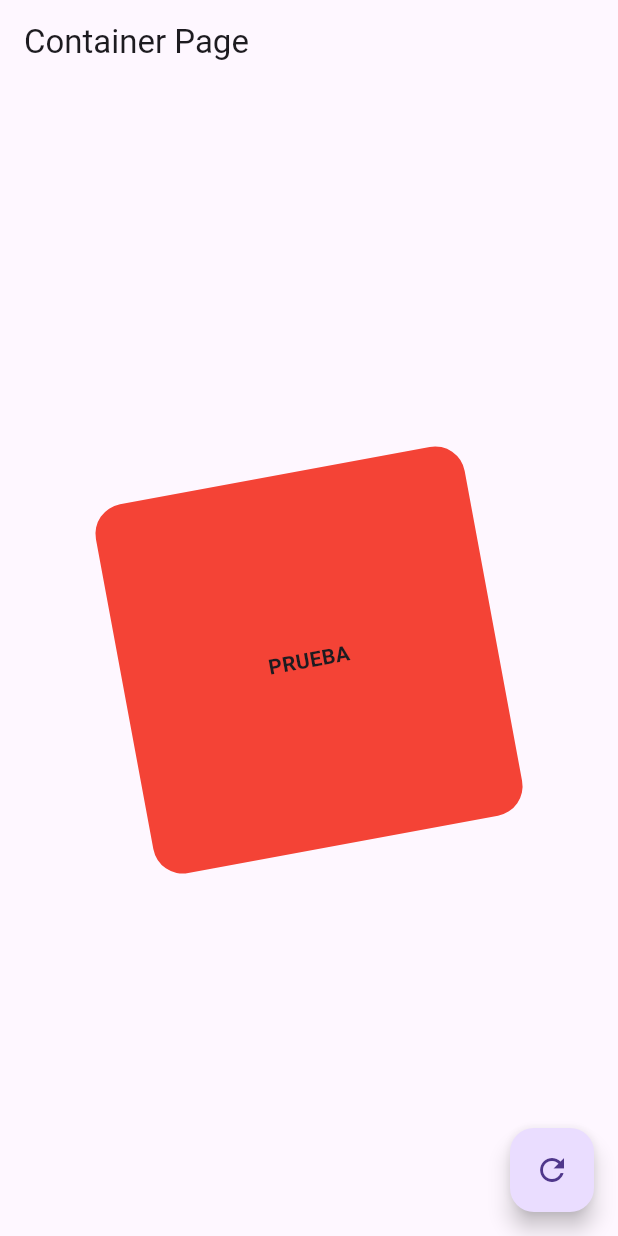
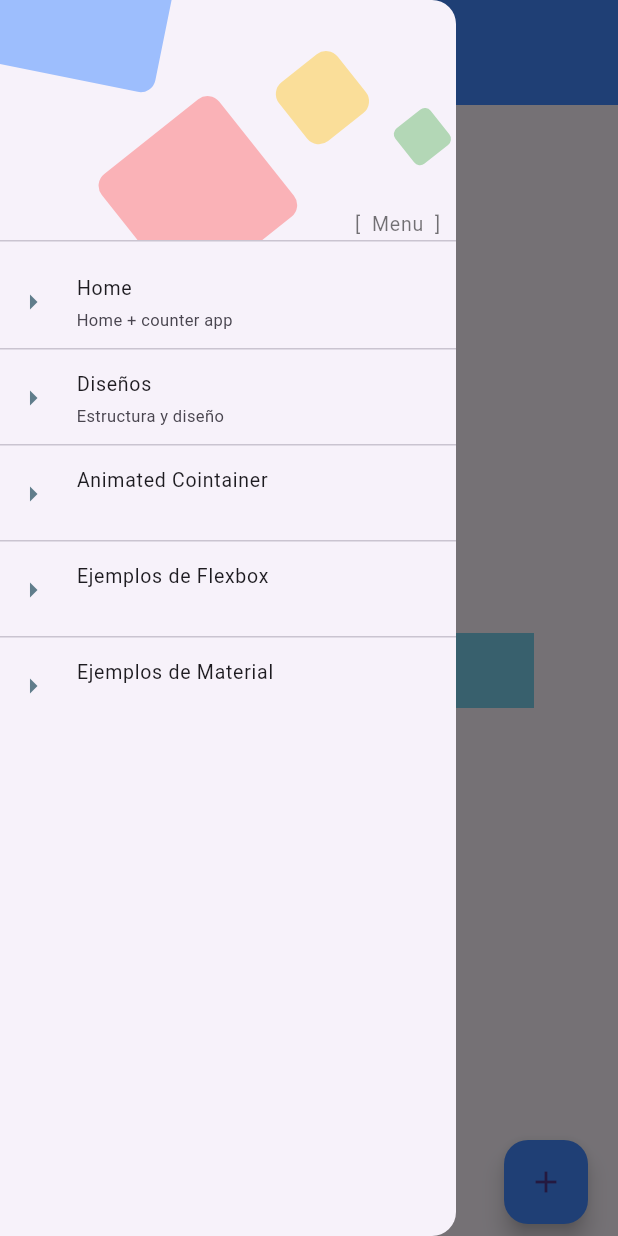
Before and after one commit to sganan81/flutter_guide_2025, a Flutter app: the screen it shows after launch, with the side drawer open (before the commit the screen has no drawer), on a phone screen of 412 x 824 dp. Run offline on Flutter 3.47's test engine with Material 3 defaults, Android fonts, the phone set to English and light mode, and no system bars; Roboto replaces fonts that are missing (FuzzyBubbles, RobotoMono).

Commit message:
drawer menu y index screens

```diff
--- a/lib/main.dart
+++ b/lib/main.dart
@@ -1,8 +1,5 @@
 import 'package:flutter/material.dart';
-import 'package:flutter_guide_2025/screens/design_screen.dart';
-import 'package:flutter_guide_2025/screens/flexbox_screen.dart';
-import 'package:flutter_guide_2025/screens/material_screen.dart';
-import 'package:flutter_guide_2025/screens/animated_container.dart';
+import 'package:flutter_guide_2025/screens/screens.dart';
 
 void main() {
   runApp(MyApp());
@@ -15,8 +12,15 @@ class MyApp extends StatelessWidget {
   Widget build(BuildContext context) {
     return MaterialApp(
       title: 'Mi primera APP',
-      home: AnimatedContainerScreen(),
       theme: ThemeData.light(),
+      routes: {
+        'home': (BuildContext context) => HomePage(),
+        'design': (BuildContext context) => DesignScreen(),
+        'flexbox': (BuildContext context) => FlexboxScreen(),
+        'animated': (BuildContext context) => AnimatedContainerScreen(),
+        'material': (BuildContext context) => MaterialScreen(),
+      },
+      initialRoute: 'home',
       debugShowCheckedModeBanner: false,
     );
   }
--- a/lib/screens/home_screen.dart
+++ b/lib/screens/home_screen.dart
@@ -1,4 +1,5 @@
 import 'package:flutter/material.dart';
+import 'package:flutter_guide_2025/widgets/drawer_menu.dart';
 
 class HomePage extends StatefulWidget {
   const HomePage({super.key});
@@ -12,48 +13,24 @@ class _HomePageState extends State<HomePage> {
   int _counter = 0;
   Widget build(BuildContext context) {
     return Scaffold(
+      drawer: DrawerMenu(),
       appBar: AppBar(
         title: Text('Hola mundo'),
         backgroundColor: Colors.blueAccent,
-        leading: GestureDetector(
-          child: Icon(Icons.menu),
-          onTap: () => print('click menu'),
-        ),
         leadingWidth: 50,
         centerTitle: true,
         toolbarHeight: 70,
-        actions: [
-          Padding(padding: const EdgeInsets.all(8.0), child: Icon(Icons.add)),
-        ],
       ),
       body: Center(
         child: Container(
-          color: Colors.grey,
+          color: const Color.fromARGB(255, 123, 209, 238),
           width: 300,
-          child: Column(
-            mainAxisAlignment: MainAxisAlignment.center,
-            crossAxisAlignment: CrossAxisAlignment.center,
-            children: [
-              Text(
-                'Cantidad de clicks: $_counter',
-                style: TextStyle(color: Colors.black),
-              ),
-              Text('Cantidad de clicks: $_counter'),
-              Text('Cantidad de clicks: $_counter'),
-              Text('Cantidad de clicks: $_counter'),
-              Text('Cantidad de clicks: $_counter'),
-              Text('Cantidad de clicks: $_counter'),
-              Text('Cantidad de clicks: $_counter'),
-              Text('Cantidad de clicks: $_counter'),
-              Text('Cantidad de clicks: $_counter'),
-              Text('Cantidad de clicks: $_counter'),
-              Text('Cantidad de clicks: $_counter'),
-              Text('Cantidad de clicks: $_counter'),
-              Text('Cantidad de clicks: $_counter'),
-              Text('Cantidad de clicks: $_counter'),
-              Text('Cantidad de clicks: $_counter'),
-              Text('Cantidad de clicks: $_counter'),
-            ],
+          height: 50,
+          alignment: Alignment.center,
+          child: Text(
+            'Cantidad de clicks: $_counter',
+            textAlign: TextAlign.center,
+            style: TextStyle(color: Colors.black),
           ),
         ),
       ),
--- /dev/null
+++ b/lib/screens/screens.dart
@@ -0,0 +1,5 @@
+export 'package:flutter_guide_2025/screens/design_screen.dart';
+export 'package:flutter_guide_2025/screens/flexbox_screen.dart';
+export 'package:flutter_guide_2025/screens/home_screen.dart';
+export 'package:flutter_guide_2025/screens/material_screen.dart';
+export 'package:flutter_guide_2025/screens/animated_container.dart';
--- /dev/null
+++ b/lib/widgets/drawer_menu.dart
@@ -0,0 +1,138 @@
+import 'package:flutter/material.dart';
+
+class DrawerMenu extends StatelessWidget {
+  final List<Map<String, String>> _menuItems = <Map<String, String>>[
+    {'route': 'home', 'title': 'Home', 'subtitle': 'Home + counter app'},
+    {'route': 'design', 'title': 'Diseños', 'subtitle': 'Estructura y diseño'},
+    {'route': 'animated', 'title': 'Animated Cointainer', 'subtitle': ''},
+    {'route': 'flexbox', 'title': 'Ejemplos de Flexbox', 'subtitle': ''},
+    {'route': 'material', 'title': 'Ejemplos de Material', 'subtitle': ''},
+  ];
+
+  DrawerMenu({super.key});
+
+  @override
+  Widget build(BuildContext context) {
+    return Drawer(
+      child: ListView(
+        padding: EdgeInsets.zero,
+        children: [
+          const _DrawerHeaderAlternative(),
+          ...ListTile.divideTiles(
+            context: context,
+            tiles: _menuItems
+                .map(
+                  (item) => ListTile(
+                    contentPadding: const EdgeInsets.symmetric(
+                      vertical: 0,
+                      horizontal: 10,
+                    ),
+                    dense: true,
+                    minLeadingWidth: 25,
+                    iconColor: Colors.blueGrey,
+                    title: Text(
+                      item['title']!,
+                      style: const TextStyle(fontFamily: 'FuzzyBubbles'),
+                    ),
+                    subtitle: Text(
+                      item['subtitle'] ?? '',
+                      style: const TextStyle(
+                        fontFamily: 'RobotoMono',
+                        fontSize: 11,
+                      ),
+                    ),
+                    leading: const Icon(Icons.arrow_right),
+                    /* trailing: const Icon(Icons.arrow_right), */
+                    onTap: () {
+                      Navigator.pop(context);
+                      //Navigator.pushReplacementNamed(context, item['route']!);
+                      Navigator.pushNamed(context, item['route']!);
+                    },
+                  ),
+                )
+                .toList(),
+          ),
+        ],
+      ),
+    );
+  }
+}
+
+class _DrawerHeaderAlternative extends StatelessWidget {
+  const _DrawerHeaderAlternative({Key? key}) : super(key: key);
+
+  @override
+  Widget build(BuildContext context) {
+    return DrawerHeader(
+      padding: EdgeInsets.zero,
+      child: Stack(
+        children: [
+          Positioned(
+            top: -90,
+            child: Container(
+              width: 130,
+              height: 130,
+              decoration: BoxDecoration(
+                color: Colors.blueAccent.withOpacity(0.5),
+                borderRadius: BorderRadius.circular(10),
+              ),
+              transform: Matrix4.rotationZ(0.2),
+            ),
+          ),
+          Positioned(
+            bottom: 0,
+            left: 140,
+            child: Container(
+              width: 100,
+              height: 100,
+              decoration: BoxDecoration(
+                color: Colors.redAccent.withOpacity(0.4),
+                borderRadius: BorderRadius.circular(10),
+              ),
+              transform: Matrix4.rotationZ(0.9),
+            ),
+          ),
+          Positioned(
+            top: 30,
+            right: 35,
+            child: Container(
+              width: 50,
+              height: 50,
+              decoration: BoxDecoration(
+                color: Colors.amber.withOpacity(0.4),
+                borderRadius: BorderRadius.circular(10),
+              ),
+              transform: Matrix4.rotationZ(0.9),
+            ),
+          ),
+          Positioned(
+            top: 70,
+            right: -10,
+            child: Container(
+              width: 30,
+              height: 30,
+              decoration: BoxDecoration(
+                color: Colors.green.withOpacity(0.4),
+                borderRadius: BorderRadius.circular(5),
+              ),
+              transform: Matrix4.rotationZ(0.9),
+            ),
+          ),
+          Container(
+            alignment: Alignment.bottomRight,
+            padding: const EdgeInsets.symmetric(horizontal: 10),
+            child: const Text(
+              '[  Menu  ]',
+              style: TextStyle(
+                fontSize: 13,
+                color: Colors.black54,
+                fontFamily: 'RobotoMono',
+              ),
+              textAlign: TextAlign.right,
+            ),
+          ),
+        ],
+      ),
+    );
+  }
+}
```
